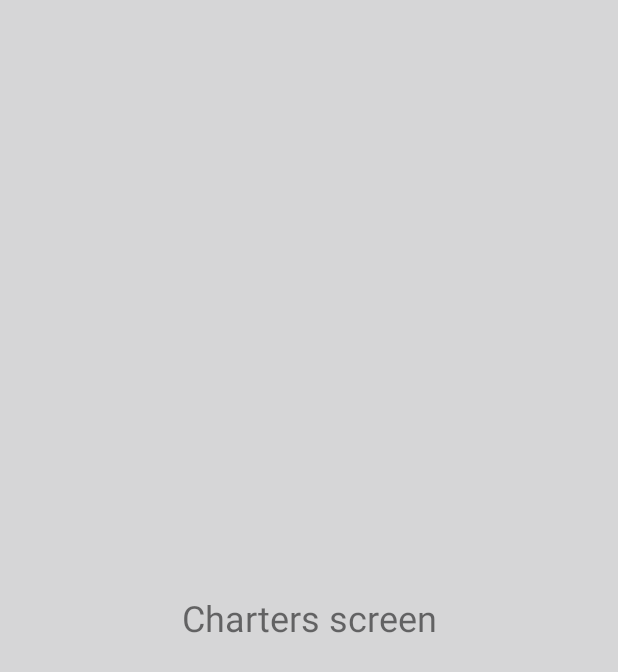
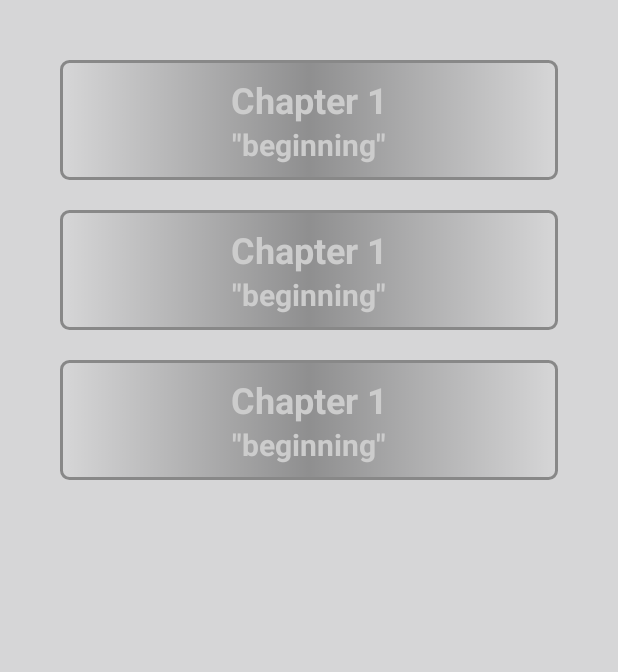
Before and after one commit to Vitalik-19/Text-quest, an Android app: the layout chapters_fragment.xml on its own in the app's theme, with its tools: preview values and no code run, on a phone screen of 412 x 824 dp. Shown: the top 672 px of the screen. Run offline under Robolectric (Android 15) with nearby library versions, the phone set to English and light mode, and no system bars.

Commit message:
* added item list chapters * created chapters adapter * to connect binding data in Chapters Fragment

```diff
--- a/app/src/main/java/com/example/textquest/database/AppDatabase.kt
+++ b/app/src/main/java/com/example/textquest/database/AppDatabase.kt
@@ -5,7 +5,7 @@ import androidx.room.Database
 import androidx.room.Room
 import androidx.room.RoomDatabase
 
-@Database(entities = [Personage::class], version = 1, exportSchema = false)
+@Database(entities = [Personage::class], version = 1, exportSchema = true)
 abstract class AppDatabase : RoomDatabase() {
 
     abstract val appDatabaseDao: AppDatabaseDao
--- a/app/src/main/java/com/example/textquest/ui/chapters/ChaptersViewModel.kt
+++ b/app/src/main/java/com/example/textquest/ui/chapters/ChaptersViewModel.kt
@@ -1,7 +1,9 @@
 package com.example.textquest.ui.chapters
 
-import androidx.lifecycle.ViewModel
+import android.app.Application
+import androidx.lifecycle.AndroidViewModel
+import com.example.textquest.database.AppDatabaseDao
 
-class ChaptersViewModel : ViewModel() {
+class ChaptersViewModel(val database: AppDatabaseDao, application: Application) : AndroidViewModel(application) {
     // TODO: Implement the ViewModel
 }
--- a/app/src/main/java/com/example/textquest/ui/personage/PersonageFragment.kt
+++ b/app/src/main/java/com/example/textquest/ui/personage/PersonageFragment.kt
@@ -28,7 +28,7 @@ class PersonageFragment : Fragment() {
         val viewModelFactory = PersonageViewModelFactory(dataSource, application)
         val viewModel = ViewModelProvider(this, viewModelFactory).get(PersonageViewModel::class.java)
 
-        binding.newGameViewModel = viewModel
+        binding.personageViewModel = viewModel
 
         viewModel.navigateToInformationPersonage.observe(viewLifecycleOwner, Observer {
             it?.let {
--- a/app/src/main/res/layout/chapters_fragment.xml
+++ b/app/src/main/res/layout/chapters_fragment.xml
@@ -1,17 +1,26 @@
 <?xml version="1.0" encoding="utf-8"?>
-<LinearLayout xmlns:android="http://schemas.android.com/apk/res/android"
-    xmlns:tools="http://schemas.android.com/tools"
-    style="@style/backgroundHomeScreen"
-    android:layout_width="match_parent"
-    android:layout_height="match_parent"
-    android:orientation="vertical"
-    tools:context=".ui.chapters.ChaptersFragment">
+<layout xmlns:android="http://schemas.android.com/apk/res/android"
+    xmlns:tools="http://schemas.android.com/tools">
 
-    <TextView
+    <data>
+
+        <variable
+            name="chaptersViewModel"
+            type="com.example.textquest.ui.chapters.ChaptersViewModel" />
+    </data>
+
+    <LinearLayout
+        style="@style/backgroundHomeScreen"
         android:layout_width="match_parent"
         android:layout_height="match_parent"
-        android:gravity="center"
-        android:text="Charters screen"
-        android:textSize="24sp" />
+        android:orientation="vertical"
+        android:padding="30dp"
+        tools:context=".ui.chapters.ChaptersFragment">
 
-</LinearLayout>
+        <androidx.recyclerview.widget.RecyclerView
+            android:id="@+id/recycler_view_chapter_list"
+            android:layout_width="match_parent"
+            android:layout_height="match_parent"
+            tools:listitem="@layout/item_chapter" />
+    </LinearLayout>
+</layout>
--- /dev/null
+++ b/app/src/main/res/layout/item_chapter.xml
@@ -0,0 +1,38 @@
+<?xml version="1.0" encoding="utf-8"?>
+<layout xmlns:android="http://schemas.android.com/apk/res/android">
+
+    <data>
+
+    </data>
+
+    <LinearLayout
+        android:layout_width="match_parent"
+        android:layout_height="wrap_content"
+        android:orientation="vertical">
+
+        <LinearLayout
+            style="@style/styleItemList"
+            android:layout_width="match_parent"
+            android:layout_height="match_parent"
+            android:layout_margin="10dp"
+            android:orientation="vertical"
+            android:padding="10dp">
+
+            <TextView
+                android:id="@+id/chapters_number"
+                style="@style/styleTextItemList"
+                android:layout_width="match_parent"
+                android:layout_height="wrap_content"
+                android:text="Chapter 1" />
+
+            <TextView
+                android:id="@+id/chapters_name"
+                style="@style/styleTextItemList"
+                android:textSize="20dp"
+                android:layout_width="match_parent"
+                android:layout_height="wrap_content"
+                android:text="&quot;beginning&quot;" />
+        </LinearLayout>
+
+    </LinearLayout>
+</layout>
--- a/app/src/main/res/layout/item_personage.xml
+++ b/app/src/main/res/layout/item_personage.xml
@@ -27,7 +27,7 @@
             android:layout_height="wrap_content"
             android:layout_margin="10dp"
             android:orientation="horizontal"
-            android:padding="9dp">
+            android:padding="10dp">
 
             <ImageView
                 android:id="@+id/item_list_avatar_personage"
--- a/app/src/main/res/layout/personage_fragment.xml
+++ b/app/src/main/res/layout/personage_fragment.xml
@@ -5,7 +5,7 @@
     <data>
 
         <variable
-            name="newGameViewModel"
+            name="personageViewModel"
             type="com.example.textquest.ui.personage.PersonageViewModel" />
     </data>
 
```
Also changed, not shown: app/src/main/java/com/example/textquest/ui/chapters/ChaptersAdapter.kt (added, +35 -0 lines), app/src/main/java/com/example/textquest/ui/chapters/ChaptersFragment.kt (+24 -17 lines), app/src/main/java/com/example/textquest/ui/chapters/ChaptersViewModelFactory.kt (added, +18 -0 lines), app/src/main/java/com/example/textquest/database/AppEntity.kt (renamed from app/src/main/java/com/example/textquest/database/Personage.kt).
